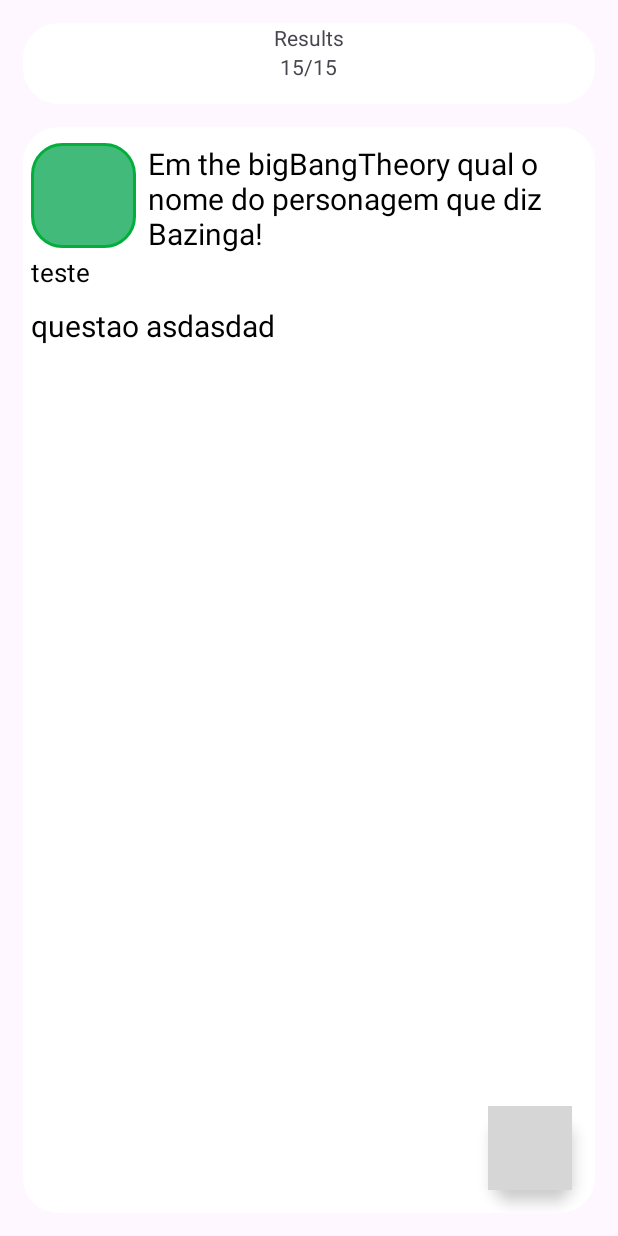
After one commit to RafaelVieira404/photons_app, an Android app: the layout fragment_plants_activity.xml on its own in the app's theme, with its tools: preview values and no code run, on a phone screen of 412 x 824 dp. The commit adds this screen. Run offline under Robolectric (Android 15) with nearby library versions, the phone set to English and light mode, and no system bars; grey boxes are pictures that could not be loaded.

Commit message:
Plant layout

```diff
--- /dev/null
+++ b/app/src/main/res/drawable/background_main_title.xml
@@ -0,0 +1,6 @@
+<?xml version="1.0" encoding="utf-8"?>
+<shape xmlns:android="http://schemas.android.com/apk/res/android">
+    <solid android:color="@color/white"/>
+    <stroke android:width="7dp" android:color="@color/white"/>
+    <corners android:bottomLeftRadius="20dp" android:bottomRightRadius="20dp"></corners>
+</shape>
--- a/app/src/main/res/drawable/baseline_compost_24.xml
+++ /dev/null
@@ -1,5 +0,0 @@
-<vector xmlns:android="http://schemas.android.com/apk/res/android" android:height="24dp" android:tint="#000000" android:viewportHeight="24" android:viewportWidth="24" android:width="24dp">
-
-    <path android:fillColor="@android:color/white" android:pathData="M12.87,11.81c-0.23,-0.38 -0.37,-0.83 -0.37,-1.31C12.5,9.12 13.62,8 15,8l1,0c1.51,0 2,-1 2,-1s0.55,6 -3,6c-0.49,0 -0.94,-0.14 -1.32,-0.38c-0.24,0.64 -0.59,1.76 -0.76,2.96c1.26,0.22 2.28,0.89 2.77,1.77c1.69,-1.17 2.81,-3.13 2.81,-5.35h3c0,5.24 -4.26,9.5 -9.5,9.5S2.5,17.24 2.5,12S6.76,2.5 12,2.5V0l4,4l-4,4V5.5c-3.58,0 -6.5,2.92 -6.5,6.5c0,2.21 1.11,4.17 2.81,5.35c0.51,-0.92 1.63,-1.62 2.98,-1.8c-0.09,-0.69 -0.26,-1.42 -0.49,-2.03C10.45,13.82 10,14 9.5,14c-1.1,0 -2,-0.9 -2,-2v-0.99c0,-0.56 -0.19,-1.09 -0.5,-1.51c0,0 4.45,-0.23 4.5,2.5c0,0.29 -0.06,0.56 -0.17,0.8C10.91,12.48 10.47,12.2 10,12c0.58,0.43 1.37,1.37 2,2.6c0.67,-1.62 1.68,-3.27 3,-4.6C14.24,10.52 13.53,11.12 12.87,11.81z"/>
-
-</vector>
--- a/app/src/main/res/drawable/baseline_crop_free_24.xml
+++ /dev/null
@@ -1,4 +0,0 @@
-<vector xmlns:android="http://schemas.android.com/apk/res/android" android:height="24dp" android:tint="#000000" android:viewportHeight="24" android:viewportWidth="24" android:width="24dp">
-
-    <path android:fillColor="@android:color/white" android:pathData="M3,5v4h2L5,5h4L9,3L5,3c-1.1,0 -2,0.9 -2,2zM5,15L3,15v4c0,1.1 0.9,2 2,2h4v-2L5,19v-4zM19,19h-4v2h4c1.1,0 2,-0.9 2,-2v-4h-2v4zM19,3h-4v2h4v4h2L21,5c0,-1.1 -0.9,-2 -2,-2z"/>
-</vector>
--- a/app/src/main/res/drawable/baseline_crop_main.xml
+++ /dev/null
@@ -1,5 +0,0 @@
-<?xml version="1.0" encoding="utf-8"?>
-<shape android:shape="rectangle" xmlns:android="http://schemas.android.com/apk/res/android">
-    <solid android:color="@android:color/transparent"/>
-    <stroke android:width="7dp" android:color="@color/white"/>
-</shape>
--- a/app/src/main/res/drawable/baseline_lightbulb_circle_24.xml
+++ /dev/null
@@ -1,5 +0,0 @@
-<vector xmlns:android="http://schemas.android.com/apk/res/android" android:height="24dp" android:tint="#000000" android:viewportHeight="24" android:viewportWidth="24" android:width="24dp">
-
-    <path android:fillColor="@android:color/black" android:pathData="M12,2C6.48,2 2,6.48 2,12c0,5.52 4.48,10 10,10s10,-4.48 10,-10C22,6.48 17.52,2 12,2zM12,19c-0.83,0 -1.5,-0.67 -1.5,-1.5h3C13.5,18.33 12.83,19 12,19zM15,16.5H9V15h6V16.5zM14.97,14H9.03C7.8,13.09 7,11.64 7,10c0,-2.76 2.24,-5 5,-5s5,2.24 5,5C17,11.64 16.2,13.09 14.97,14z"/>
-
-</vector>
--- /dev/null
+++ b/app/src/main/res/drawable/rectangle_round_corners.xml
@@ -0,0 +1,8 @@
+<?xml version="1.0" encoding="utf-8"?>
+<shape xmlns:android="http://schemas.android.com/apk/res/android">
+    <solid android:color="@color/white"/>
+    <stroke android:width="7dp" android:color="@color/white"/>
+    <corners android:topLeftRadius="20dp" android:topRightRadius="20dp"
+        android:bottomLeftRadius="20dp" android:bottomRightRadius="20dp"
+        />
+</shape>
--- a/app/src/main/res/drawable/round_button.xml
+++ b/app/src/main/res/drawable/round_button.xml
@@ -2,16 +2,16 @@
 <selector xmlns:android="http://schemas.android.com/apk/res/android">
     <item android:state_pressed="false">
         <shape android:shape="rectangle">
-            <solid android:color="@color/white" />
-            <corners android:bottomLeftRadius="1000dp" android:bottomRightRadius="1000dp" android:topLeftRadius="1000dp" android:topRightRadius="1000dp" />
-            <stroke android:width="2dp" android:color="@color/white" />
+            <corners android:bottomLeftRadius="20dp" android:bottomRightRadius="20dp" android:topLeftRadius="20dp" android:topRightRadius="20dp" />
+            <solid android:color="#41ba7a" />
+            <stroke android:width="2dip" android:color="#03ae3c" />
         </shape>
     </item>
     <item android:state_pressed="true">
         <shape android:shape="rectangle">
-            <solid android:color="@color/white" />
-            <corners android:bottomLeftRadius="1000dp" android:bottomRightRadius="1000dp" android:topLeftRadius="1000dp" android:topRightRadius="1000dp" />
-            <stroke android:width="2dp" android:color="#03ae3c" />
+            <corners android:bottomLeftRadius="20dp" android:bottomRightRadius="20dp" android:topLeftRadius="20dp" android:topRightRadius="20dp" />
+            <solid android:color="#3AA76D" />
+            <stroke android:width="2dip" android:color="#03ae3c" />
         </shape>
     </item>
 </selector>
--- /dev/null
+++ b/app/src/main/res/layout/fragment_plants_activity.xml
@@ -0,0 +1,85 @@
+<?xml version="1.0" encoding="utf-8"?>
+<LinearLayout xmlns:android="http://schemas.android.com/apk/res/android"
+    android:layout_width="match_parent"
+    android:layout_height="match_parent"
+    xmlns:tools="http://schemas.android.com/tools"
+    xmlns:app="http://schemas.android.com/apk/res-auto"
+    android:id="@+id/end_game_activity"
+    android:orientation="vertical">
+
+    <RelativeLayout
+        android:layout_width="match_parent"
+        android:layout_height="wrap_content"
+        android:layout_marginStart="15dp"
+        android:layout_marginEnd="15dp"
+        android:layout_marginTop="15dp"
+        android:layout_marginBottom="15dp"
+        android:background="@drawable/rectangle_round_corners"
+        >
+        <TextView
+            android:id="@+id/result_text"
+            android:layout_width="wrap_content"
+            android:layout_height="wrap_content"
+            android:layout_baseline_restart_alt_24alignParentTop="true"
+            android:layout_centerHorizontal="true"
+            tools:text="Results"
+            tools:textSize="25sp"
+            />
+        <TextView
+            android:id="@+id/correct_answers_result"
+            android:layout_width="wrap_content"
+            android:layout_height="wrap_content"
+            android:layout_centerHorizontal="true"
+            android:layout_centerVertical="true"
+            android:layout_below="@+id/result_text"
+            android:layout_marginBottom="15dp"
+            tools:text="15/15"
+            tools:textSize="70sp"/>
+
+
+    </RelativeLayout>
+
+    <RelativeLayout
+        android:id="@+id/recycler_layout"
+        android:layout_width="match_parent"
+        android:layout_height="wrap_content"
+        android:background="@drawable/rectangle_round_corners"
+        android:layout_marginStart="15dp"
+        android:layout_marginEnd="15dp"
+        android:layout_marginBottom="15dp"
+        android:layout_weight="3"
+        >
+
+        <androidx.recyclerview.widget.RecyclerView
+            android:layout_width="match_parent"
+            android:layout_height="wrap_content"
+            android:layout_marginStart="5dp"
+            android:layout_marginEnd="5dp"
+            android:layout_marginBottom="5dp"
+            android:layout_marginTop="5dp"
+            app:layoutManager="androidx.recyclerview.widget.LinearLayoutManager"
+            tools:listitem="@layout/fragment_plants_collections"
+            android:background="@drawable/rectangle_round_corners"
+            />
+
+        <com.google.android.material.floatingactionbutton.FloatingActionButton
+            android:id="@+id/float_button_endGame"
+            android:layout_width="wrap_content"
+            android:layout_height="wrap_content"
+            android:layout_alignParentEnd="true"
+            android:layout_alignParentBottom="true"
+            android:src="@drawable/baseline_restart_alt_24"
+            android:backgroundTint="@color/white"
+            android:layout_marginEnd="15dp"
+            android:layout_marginBottom="15dp"
+            />
+
+
+    </RelativeLayout>
+
+
+
+
+
+
+</LinearLayout>
--- a/app/src/main/res/layout/fragment_plants_collections.xml
+++ b/app/src/main/res/layout/fragment_plants_collections.xml
@@ -1,6 +1,74 @@
 <?xml version="1.0" encoding="utf-8"?>
-<androidx.constraintlayout.widget.ConstraintLayout xmlns:android="http://schemas.android.com/apk/res/android"
+<RelativeLayout xmlns:android="http://schemas.android.com/apk/res/android"
+    xmlns:tools="http://schemas.android.com/tools"
     android:layout_width="match_parent"
-    android:layout_height="match_parent">
+    android:layout_height="match_parent"
+    tools:showIn="@layout/fragment_plants_activity"
+    >
 
-</androidx.constraintlayout.widget.ConstraintLayout>
+
+    <RelativeLayout
+        android:id="@+id/question_format_display"
+        android:layout_width="wrap_content"
+        android:layout_height="wrap_content"
+        android:layout_marginTop="5dp"
+        android:layout_marginBottom="5dp"
+        android:background="@drawable/rectangle_round_corners"
+
+        >
+
+        <ImageButton
+            android:id="@+id/image_contributor"
+            android:layout_width="70dp"
+            android:layout_height="70dp"
+            android:background="@drawable/round_button"
+            tools:text="aaaaa"
+            android:layout_alignParentStart="true"
+            android:layout_alignParentTop="true"
+
+            />
+
+
+        <TextView
+            android:id="@+id/question_endGame"
+            android:layout_width="match_parent"
+            android:layout_height="wrap_content"
+            android:textColor="@color/black"
+            android:textSize="20sp"
+            android:paddingStart="8dp"
+            android:paddingEnd="8dp"
+            android:layout_toEndOf="@+id/image_contributor"
+            tools:text="Em the bigBangTheory qual o nome do personagem que diz Bazinga!"
+
+            />
+
+        <TextView
+            android:id="@+id/question_answer1"
+            android:layout_width="match_parent"
+            android:layout_height="wrap_content"
+            android:layout_below="@+id/question_endGame"
+            android:layout_alignStart="@+id/image_contributor"
+            android:ellipsize="marquee"
+            android:textColor="@color/black"
+            android:textSize="17sp"
+            tools:text="teste" />
+
+        <TextView
+            android:id="@+id/user_answer"
+            android:layout_width="wrap_content"
+            android:layout_height="wrap_content"
+            android:layout_below="@+id/question_answer1"
+            android:layout_alignStart="@+id/image_contributor"
+            android:layout_marginTop="10dp"
+            android:ellipsize="marquee"
+            android:textColor="@color/black"
+            android:textSize="20sp"
+            tools:text="questao asdasdad"
+
+            />
+    </RelativeLayout>
+
+
+
+
+</RelativeLayout>
```
Also changed, not shown: app/src/main/res/drawable/round_button_camera.xml (deleted, +0 -17 lines), app/src/main/res/drawable/settings_menu.xml (deleted, +0 -9 lines), app/src/main/res/layout/main_screen.xml (added, +80 -0 lines).
